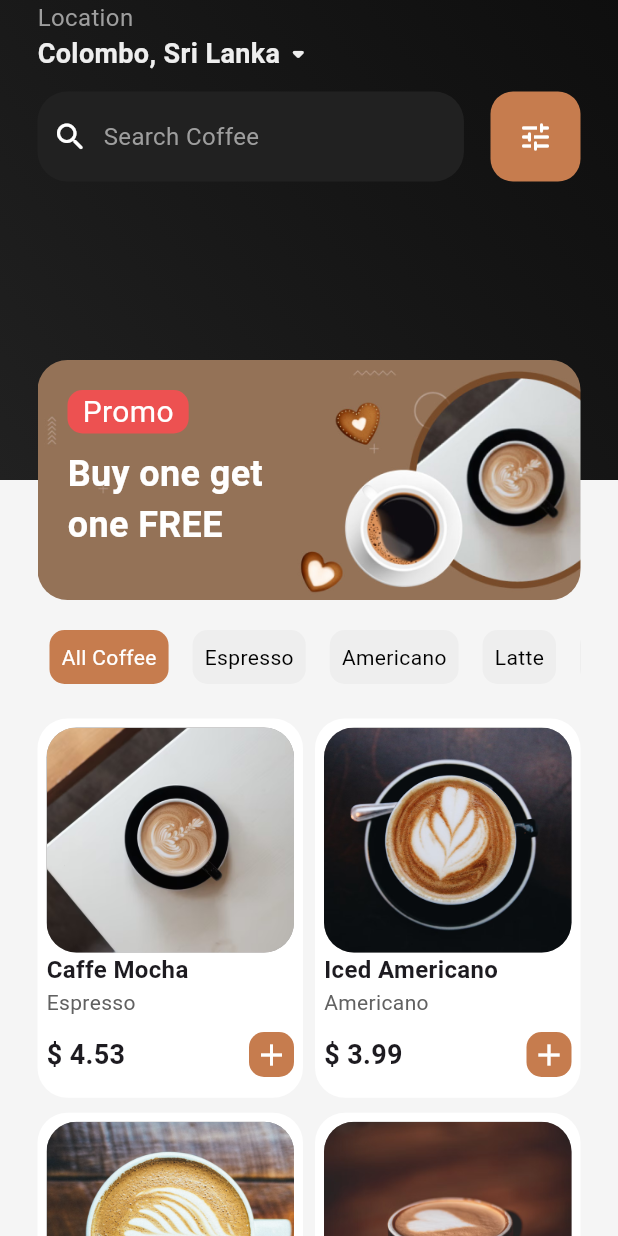
After one commit to VishishtaDilsara/coffee-shop-mobile-app, a Flutter app: the screen it shows after launch, after a tap on "Get Started", on a phone screen of 412 x 824 dp. The commit adds this screen. Run offline on Flutter 3.47's test engine with Material 3 defaults, Android fonts, the phone set to English and light mode, and no system bars.

Commit message:
Home page created

```diff
--- /dev/null
+++ b/lib/components/custom_button.dart
@@ -0,0 +1,34 @@
+import 'package:coffee_shop/screens/home_screen.dart';
+import 'package:coffee_shop/utils/custom_colors.dart';
+import 'package:flutter/material.dart';
+
+class CustomButton extends StatelessWidget {
+  final String text;
+  final VoidCallback onTap;
+  const CustomButton({super.key, required this.text, required this.onTap});
+
+  @override
+  Widget build(BuildContext context) {
+    return GestureDetector(
+      onTap: onTap,
+      child: Container(
+        width: double.infinity,
+        height: 60,
+        decoration: BoxDecoration(
+          color: CustomColors.primaryColor,
+          borderRadius: BorderRadius.circular(20),
+        ),
+        child: Center(
+          child: Text(
+            text,
+            style: TextStyle(
+              color: Colors.white,
+              fontSize: 16,
+              fontWeight: FontWeight.w600,
+            ),
+          ),
+        ),
+      ),
+    );
+  }
+}
--- /dev/null
+++ b/lib/data/demo_data.dart
@@ -0,0 +1,55 @@
+import 'package:coffee_shop/models/product_model.dart';
+
+class Categories {
+  static List<String> coffeeCategories = [
+    'All Coffee',
+    'Espresso',
+    'Americano',
+    'Latte',
+    'Cappuccino',
+    'Mocha',
+    'Macchiato',
+    'Flat White',
+    'Affogato',
+    'Irish Coffee',
+    'Cold Brew',
+  ];
+
+  static List<Product> products = [
+    Product(
+      name: 'Caffe Mocha',
+      image: 'assets/images/1.png',
+      rating: 4.8,
+      category: 'Espresso',
+      price: 4.53,
+    ),
+    Product(
+      name: 'Iced Americano',
+      image: 'assets/images/2.png',
+      rating: 4.5,
+      category: 'Americano',
+      price: 3.99,
+    ),
+    Product(
+      name: 'Vanilla Latte',
+      image: 'assets/images/3.png',
+      rating: 4.7,
+      category: 'Latte',
+      price: 4.25,
+    ),
+    Product(
+      name: 'Classic Cappuccino',
+      image: 'assets/images/4.png',
+      rating: 4.6,
+      category: 'Cappuccino',
+      price: 4.10,
+    ),
+    Product(
+      name: 'Flat White',
+      image: 'assets/images/5.png',
+      rating: 4.4,
+      category: 'Flat White',
+      price: 4.00,
+    ),
+  ];
+}
--- /dev/null
+++ b/lib/models/product_model.dart
@@ -0,0 +1,15 @@
+class Product {
+  String name;
+  String image;
+  double rating;
+  String category;
+  double price;
+
+  Product({
+    required this.name,
+    required this.image,
+    required this.rating,
+    required this.category,
+    required this.price,
+  });
+}
--- /dev/null
+++ b/lib/screens/home_screen.dart
@@ -0,0 +1,283 @@
+import 'package:coffee_shop/data/demo_data.dart';
+import 'package:coffee_shop/utils/custom_colors.dart';
+import 'package:flutter/material.dart';
+
+class HomeScreen extends StatelessWidget {
+  const HomeScreen({super.key});
+
+  @override
+  Widget build(BuildContext context) {
+    final size = MediaQuery.sizeOf(context);
+    return Scaffold(
+      backgroundColor: Colors.grey.shade100,
+      body: SingleChildScrollView(
+        child: Column(
+          children: [
+            SizedBox(
+              height: 400,
+              child: Stack(
+                children: [
+                  Container(
+                    padding: EdgeInsets.symmetric(horizontal: 25),
+                    height: 320,
+                    width: double.infinity,
+                    decoration: BoxDecoration(
+                      gradient: LinearGradient(
+                        colors: [
+                          Colors.grey.shade900,
+                          Colors.black.withAlpha(240),
+                        ],
+                        begin: Alignment.bottomLeft,
+                        end: Alignment.topRight,
+                      ),
+                    ),
+                    child: SafeArea(
+                      child: Column(
+                        crossAxisAlignment: CrossAxisAlignment.start,
+                        children: [
+                          Text(
+                            'Location',
+                            style: TextStyle(color: Colors.grey, fontSize: 16),
+                          ),
+                          Row(
+                            children: [
+                              Text(
+                                'Colombo, Sri Lanka',
+                                style: TextStyle(
+                                  color: Colors.grey.shade200,
+                                  fontSize: 18,
+                                  fontWeight: FontWeight.bold,
+                                ),
+                              ),
+                              Icon(
+                                Icons.arrow_drop_down_rounded,
+                                color: Colors.grey.shade200,
+                              ),
+                            ],
+                          ),
+                          SizedBox(height: 12),
+                          Row(
+                            mainAxisAlignment: MainAxisAlignment.spaceBetween,
+                            children: [
+                              Container(
+                                padding: EdgeInsets.symmetric(horizontal: 10),
+                                height: 60,
+                                width: size.width * 0.69,
+                                decoration: BoxDecoration(
+                                  color: Colors.grey.shade900,
+                                  borderRadius: BorderRadius.circular(20),
+                                ),
+                                child: Row(
+                                  children: [
+                                    Icon(
+                                      Icons.search_rounded,
+                                      color: Colors.white,
+                                    ),
+                                    SizedBox(width: 10),
+                                    Text(
+                                      'Search Coffee',
+                                      style: TextStyle(
+                                        color: Colors.grey,
+                                        fontSize: 16,
+                                      ),
+                                    ),
+                                  ],
+                                ),
+                              ),
+                              Container(
+                                width: 60,
+                                height: 60,
+                                decoration: BoxDecoration(
+                                  color: CustomColors.primaryColor,
+                                  borderRadius: BorderRadius.circular(15),
+                                ),
+                                child: Icon(
+                                  Icons.tune_rounded,
+                                  color: Colors.white,
+                                ),
+                              ),
+                            ],
+                          ),
+                        ],
+                      ),
+                    ),
+                  ),
+                  Align(
+                    alignment: Alignment.bottomCenter,
+                    child: Padding(
+                      padding: const EdgeInsets.symmetric(horizontal: 25),
+                      child: Container(
+                        padding: EdgeInsets.symmetric(
+                          horizontal: 20,
+                          vertical: 20,
+                        ),
+                        height: 160,
+                        width: double.infinity,
+                        decoration: BoxDecoration(
+                          borderRadius: BorderRadius.circular(20),
+                          image: DecorationImage(
+                            image: AssetImage('assets/images/Banner 1.png'),
+                            fit: BoxFit.cover,
+                          ),
+                        ),
+                        child: Column(
+                          crossAxisAlignment: CrossAxisAlignment.start,
+                          children: [
+                            Container(
+                              padding: EdgeInsets.symmetric(horizontal: 10),
+                              decoration: BoxDecoration(
+                                color: Color(0xFFED5151),
+                                borderRadius: BorderRadius.circular(10),
+                              ),
+                              child: Text(
+                                'Promo',
+                                style: TextStyle(
+                                  color: Colors.white,
+                                  fontSize: 20,
+                                ),
+                              ),
+                            ),
+                            SizedBox(height: 10),
+                            Text(
+                              'Buy one get \none FREE',
+                              style: TextStyle(
+                                color: Colors.white,
+                                fontWeight: FontWeight.bold,
+                                fontSize: 24,
+                              ),
+                            ),
+                          ],
+                        ),
+                      ),
+                    ),
+                  ),
+                ],
+              ),
+            ),
+            SizedBox(height: 12),
+            Padding(
+              padding: const EdgeInsets.symmetric(horizontal: 25),
+              child: Column(
+                children: [
+                  SingleChildScrollView(
+                    scrollDirection: Axis.horizontal,
+                    child: Row(
+                      children: Categories.coffeeCategories
+                          .map(
+                            (category) => Padding(
+                              padding: const EdgeInsets.all(8.0),
+                              child: Container(
+                                padding: EdgeInsets.all(8),
+                                decoration: BoxDecoration(
+                                  color:
+                                      Categories.coffeeCategories.indexOf(
+                                            category,
+                                          ) ==
+                                          0
+                                      ? CustomColors.primaryColor
+                                      : Colors.grey.shade200,
+                                  borderRadius: BorderRadius.circular(10),
+                                ),
+                                child: Text(
+                                  category,
+                                  style: TextStyle(
+                                    color:
+                                        Categories.coffeeCategories.indexOf(
+                                              category,
+                                            ) ==
+                                            0
+                                        ? Colors.white
+                                        : Colors.black,
+                                  ),
+                                ),
+                              ),
+                            ),
+                          )
+                          .toList(),
+                    ),
+                  ),
+                  SizedBox(height: 15),
+                  MediaQuery.removePadding(
+                    context: context,
+                    removeTop: true,
+                    child: GridView.builder(
+                      physics: NeverScrollableScrollPhysics(),
+                      shrinkWrap: true,
+                      gridDelegate: SliverGridDelegateWithFixedCrossAxisCount(
+                        childAspectRatio: 0.7,
+                        mainAxisSpacing: 10,
+                        crossAxisSpacing: 8,
+                        crossAxisCount: 2,
+                      ),
+                      itemCount: Categories.products.length,
+                      itemBuilder: (context, index) {
+                        final productIndex = Categories.products[index];
+                        return Container(
+                          padding: EdgeInsets.all(6),
+                          decoration: BoxDecoration(
+                            color: Colors.white,
+                            borderRadius: BorderRadius.circular(20),
+                          ),
+                          child: Column(
+                            crossAxisAlignment: CrossAxisAlignment.start,
+                            children: [
+                              Container(
+                                height: 150,
+                                decoration: BoxDecoration(
+                                  color: Colors.grey,
+                                  image: DecorationImage(
+                                    image: AssetImage(productIndex.image),
+                                    fit: BoxFit.cover,
+                                  ),
+                                  borderRadius: BorderRadius.circular(20),
+                                ),
+                              ),
+                              Text(
+                                productIndex.name,
+                                style: TextStyle(
+                                  fontWeight: FontWeight.bold,
+                                  fontSize: 16,
+                                ),
+                              ),
+                              Text(
+                                productIndex.category,
+                                style: TextStyle(color: Colors.grey.shade700),
+                              ),
+                              SizedBox(height: 10),
+                              Row(
+                                mainAxisAlignment:
+                                    MainAxisAlignment.spaceBetween,
+                                children: [
+                                  Text(
+                                    '\$ ${productIndex.price}',
+                                    style: TextStyle(
+                                      fontWeight: FontWeight.bold,
+                                      fontSize: 18,
+                                    ),
+                                  ),
+                                  Container(
+                                    width: 30,
+                                    height: 30,
+                                    decoration: BoxDecoration(
+                                      color: CustomColors.primaryColor,
+                                      borderRadius: BorderRadius.circular(10),
+                                    ),
+                                    child: Icon(Icons.add, color: Colors.white),
+                                  ),
+                                ],
+                              ),
+                            ],
+                          ),
+                        );
+                      },
+                    ),
+                  ),
+                ],
+              ),
+            ),
+          ],
+        ),
+      ),
+    );
+  }
+}
--- a/lib/screens/onboard_screen.dart
+++ b/lib/screens/onboard_screen.dart
@@ -1,4 +1,5 @@
-import 'package:coffee_shop/utils/custom_colors.dart';
+import 'package:coffee_shop/components/custom_button.dart';
+import 'package:coffee_shop/screens/home_screen.dart';
 import 'package:flutter/material.dart';
 
 class OnboardScreen extends StatelessWidget {
@@ -45,7 +46,15 @@ class OnboardScreen extends StatelessWidget {
                     ),
                     SizedBox(height: 20),
 
-                    CustomButton(text: 'Get Started'),
+                    CustomButton(
+                      text: 'Get Started',
+                      onTap: () {
+                        Navigator.push(
+                          context,
+                          MaterialPageRoute(builder: (context) => HomeScreen()),
+                        );
+                      },
+                    ),
                   ],
                 ),
               ),
@@ -56,30 +65,3 @@ class OnboardScreen extends StatelessWidget {
     );
   }
 }
-
-class CustomButton extends StatelessWidget {
-  final String text;
-  const CustomButton({super.key, required this.text});
-
-  @override
-  Widget build(BuildContext context) {
-    return Container(
-      width: double.infinity,
-      height: 60,
-      decoration: BoxDecoration(
-        color: CustomColors.primaryColor,
-        borderRadius: BorderRadius.circular(20),
-      ),
-      child: Center(
-        child: Text(
-          text,
-          style: TextStyle(
-            color: Colors.white,
-            fontSize: 16,
-            fontWeight: FontWeight.w600,
-          ),
-        ),
-      ),
-    );
-  }
-}
```
